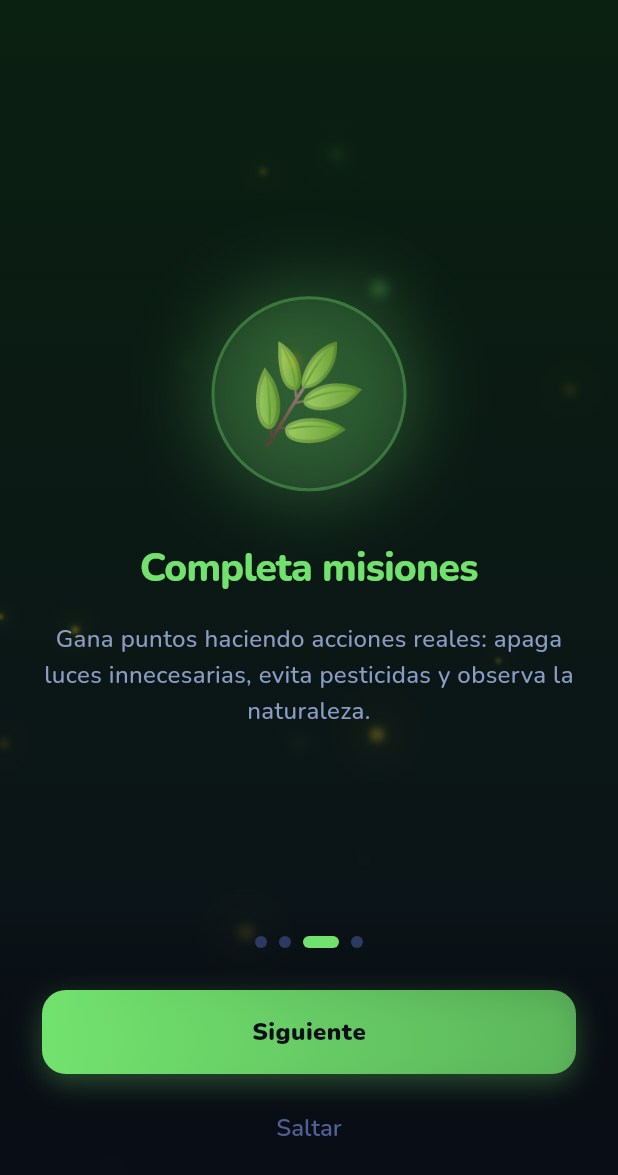
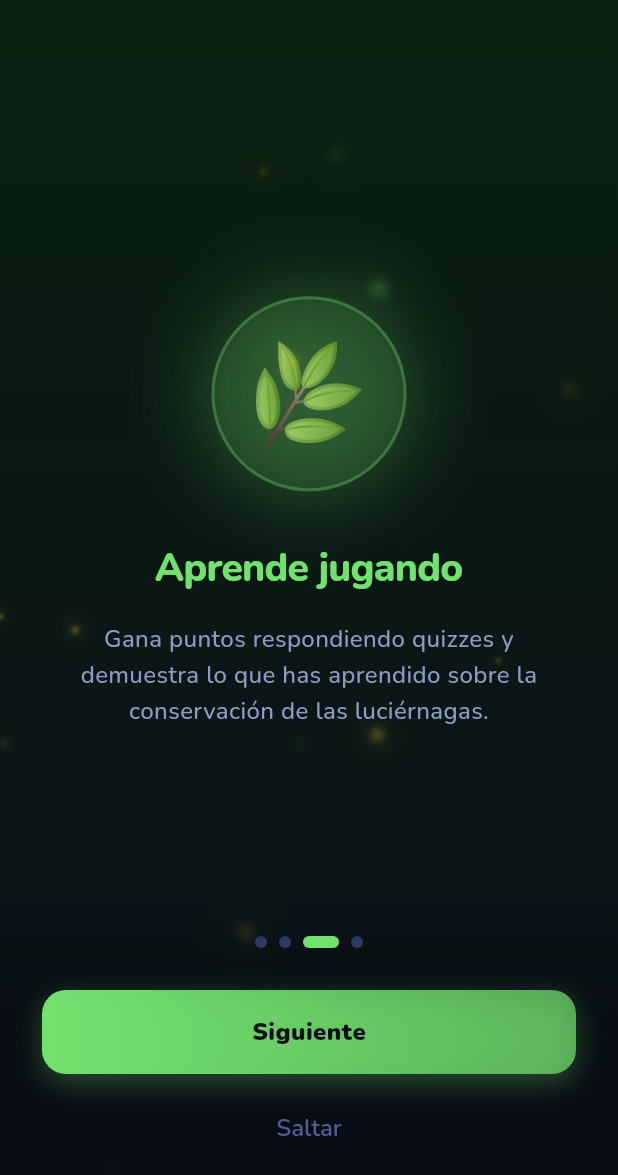
Before and after one commit to juancaco10/luchi, a Flutter app: the screen it shows after launch, swiped to page 3, on a phone screen of 412 x 824 dp. Shown: the top 1175 px of the screen. Run offline on Flutter 3.47's test engine with Material 3 defaults, Android fonts, the phone set to English and light mode, and no system bars; drawn by our look-alikes of flutter_animate; our stand-ins replace chewie, connectivity_plus, dio, flutter_map, flutter_riverpod, flutter_secure_storage and 10 more; missing offline and left inert: google_sign_in_web; accounts and stored records are empty.

Commit message:
UI updates: Refine landing page grid, rename missions, remove logo glow

```diff
--- a/lib/features/auth/screens/onboarding_screen.dart
+++ b/lib/features/auth/screens/onboarding_screen.dart
@@ -34,9 +34,9 @@ class _OnboardingScreenState extends State<OnboardingScreen> {
     ),
     _OnboardingPage(
       emoji: '🌿',
-      title: 'Completa misiones',
+      title: 'Aprende jugando',
       subtitle:
-          'Gana puntos haciendo acciones reales: apaga luces innecesarias, evita pesticidas y observa la naturaleza.',
+          'Gana puntos respondiendo quizzes y demuestra lo que has aprendido sobre la conservación de las luciérnagas.',
       gradient: [Color(0xFF0A2010), Color(0xFF0B0F1A)],
     ),
     _OnboardingPage(
--- a/lib/features/missions/screens/missions_screen.dart
+++ b/lib/features/missions/screens/missions_screen.dart
@@ -82,9 +82,9 @@ class MissionsScreen extends ConsumerWidget {
                           children: [
                             if (state.dailyMissions.isNotEmpty) ...[
                               _SectionHeader(
-                                  title: 'Misiones diarias',
+                                  title: 'Misiones de Guardián',
                                   emoji: '🌅',
-                                  subtitle: 'Se renuevan cada día'),
+                                  subtitle: 'Actividades para proteger la naturaleza'),
                               const SizedBox(height: 10),
                               ...state.dailyMissions.asMap().entries.map(
                                     (e) => Padding(
@@ -104,7 +104,7 @@ class MissionsScreen extends ConsumerWidget {
                             ],
                             if (state.weeklyMissions.isNotEmpty) ...[
                               _SectionHeader(
-                                  title: 'Misiones semanales',
+                                  title: 'Retos Especiales',
                                   emoji: '🌿',
                                   subtitle: 'Mayor desafío, mayor recompensa'),
                               const SizedBox(height: 10),
```
Also changed, not shown: lib/features/auth/screens/login_screen.dart (+0 -7 lines), lib/features/auth/screens/register_screen.dart (+0 -7 lines), 2 other files.
